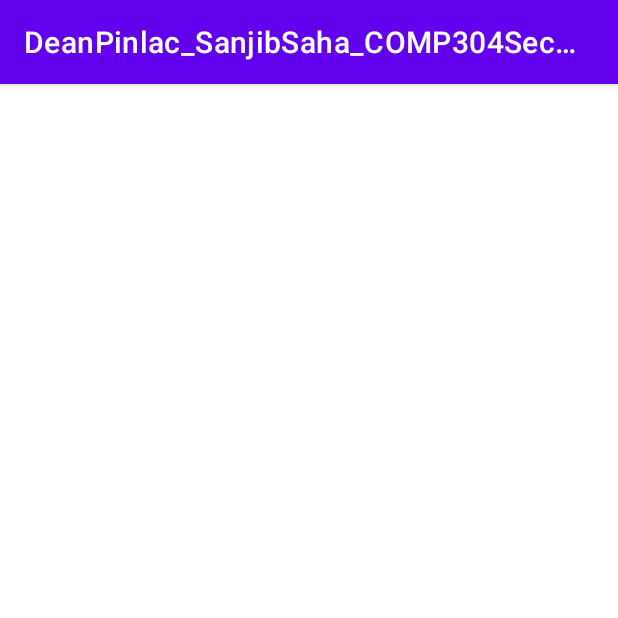
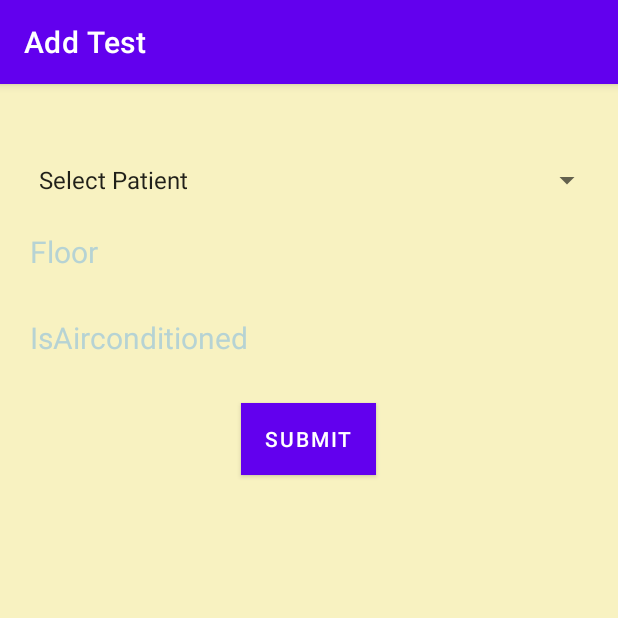
Before and after one commit to Deaniesaur/DeanPinlac_SanjibSaha_COMP304Sec002_Lab4, an Android app: the TestActivity screen opened directly, with no data from a screen before it, on a phone screen of 412 x 824 dp, the top half of it. Run offline under Robolectric (Android 15) with nearby library versions, the phone set to English and light mode, and no system bars; our stand-ins replace Room's generated code; 2 statements that could not run were skipped.

Commit message:
Work on TestAcitivity, Classroom model, classroomViewModel, and ClassroomDao)

```diff
--- a/app/src/main/java/com/centennial/deanpinlac_sanjibsaha_comp304sec002/TestActivity.java
+++ b/app/src/main/java/com/centennial/deanpinlac_sanjibsaha_comp304sec002/TestActivity.java
@@ -1,14 +1,116 @@
 package com.centennial.deanpinlac_sanjibsaha_comp304sec002;
 
+import androidx.annotation.Nullable;
 import androidx.appcompat.app.AppCompatActivity;
+import androidx.lifecycle.Observer;
 
+import android.content.Intent;
+import android.content.SharedPreferences;
 import android.os.Bundle;
+import android.view.View;
+import android.widget.ArrayAdapter;
+import android.widget.Button;
+import android.widget.EditText;
+import android.widget.Spinner;
+import android.widget.Toast;
+
+import com.centennial.deanpinlac_sanjibsaha_comp304sec002.model.Classroom;
+import com.centennial.deanpinlac_sanjibsaha_comp304sec002.model.Student;
+import com.centennial.deanpinlac_sanjibsaha_comp304sec002.viewModel.ClassroomViewModel;
+
+import java.util.ArrayList;
+import java.util.List;
 
 public class TestActivity extends AppCompatActivity {
+
+    EditText floor,isAirconditioned;
+    Button submit;
+    Spinner spin;
+    Classroom classroom;
+    ClassroomViewModel classroomViewModel;
+    ArrayList<String> par;
+    SharedPreferences sp;
+
 
     @Override
     protected void onCreate(Bundle savedInstanceState) {
         super.onCreate(savedInstanceState);
         setContentView(R.layout.activity_test);
+        setTitle("Add Test");
+        floor=findViewById(R.id.floor);
+        isAirconditioned=findViewById(R.id.isAirconditioned);
+        submit=findViewById(R.id.submit);
+        spin=findViewById(R.id.spin);
+        classroom=new Classroom();
+        sp=getSharedPreferences("shrf",MODE_PRIVATE);
+        classroomViewModel= ViewModelProviders.of(this).get(ClassroomViewModel.class);
+        par=new ArrayList<>();
+        par.add("Select Patient");
+        classroomViewModel.getAllStudent().observe(this, new Observer<List<Student>>() {
+            @Override
+            public void onChanged(@Nullable List<Student> result) {
+                par.clear();
+                par.add("Select Student");
+                for(Student person : result) {
+                    par.add(person.getStudentId()+"."+person.getFirstName());
+
+                }
+            }
+        });
+        @SuppressWarnings("unchecked")
+        ArrayAdapter ad=new ArrayAdapter(TestActivity.this,android.R.layout.simple_list_item_1,par);
+        spin.setAdapter(ad);
+
+        submit.setOnClickListener(new View.OnClickListener() {
+            @Override
+            public void onClick(View v) {
+                String val;
+                if(spin.getSelectedItemPosition()==0) {
+                    Toast.makeText(TestActivity.this, "Select the student first", Toast.LENGTH_SHORT).show();
+                }
+                if(floor.getText().toString().isEmpty())
+                {
+                    floor.setError("Floor input Required");
+                }
+                else if(floor.getText().toString().isEmpty())
+                {
+                    isAirconditioned.setError("Aircondition input Required");
+                }
+                else {
+                    val=spin.getSelectedItem().toString().substring(0,spin.getSelectedItem().toString().indexOf("."));
+                    classroom.setProfessorId(sp.getInt("pid",0));
+                    classroom.setStudentId(Integer.parseInt(val));
+                    classroom.setFloor(floor.getText().toString());
+                    classroom.setAirConditioned(isAirconditioned.getText().toString());
+
+                    classroomViewModel.insertClassroom(classroom);
+
+                    classroomViewModel.getStudentClassroomData().observe(TestActivity.this, new Observer<Integer>() {
+                        @Override
+                        public void onChanged(@Nullable Integer integer) {
+                            if(integer==1)
+                            {
+                                Toast.makeText(TestActivity.this, " Test Added Successfully", Toast.LENGTH_SHORT).show();
+                                finish();
+                            }
+                            else
+                            {
+                                Toast.makeText(TestActivity.this, "Error in Add Test", Toast.LENGTH_SHORT).show();
+                            }
+                        }
+                    });
+
+
+
+                }
+
+            }
+        });
+    }
+
+    @Override
+    public void onBackPressed() {
+        Intent i=new Intent(TestActivity.this,StudentActivity.class);
+        startActivity(i);
     }
 }
--- /dev/null
+++ b/app/src/main/res/drawable/editbg.xml
@@ -0,0 +1,11 @@
+<?xml version="1.0" encoding="utf-8"?>
+<selector xmlns:android="http://schemas.android.com/apk/res/android">
+    <!-- Background Color -->
+    <solid android:color="#ffffff" />
+
+    <!-- Border Color -->
+    <stroke android:width="1dp" android:color="#56C3F5" />
+
+    <!-- Round Corners -->
+    <corners android:radius="10dp" />
+</selector>
--- a/app/src/main/res/layout/activity_test.xml
+++ b/app/src/main/res/layout/activity_test.xml
@@ -1,9 +1,49 @@
 <?xml version="1.0" encoding="utf-8"?>
-<androidx.constraintlayout.widget.ConstraintLayout xmlns:android="http://schemas.android.com/apk/res/android"
-    xmlns:app="http://schemas.android.com/apk/res-auto"
-    xmlns:tools="http://schemas.android.com/tools"
+<LinearLayout
+xmlns:android="http://schemas.android.com/apk/res/android" xmlns:tools="http://schemas.android.com/tools" android:layout_width="match_parent"
+android:layout_height="match_parent"
+android:orientation="vertical"
+android:padding="10dp"
+android:background="#F8F2C1">
+<androidx.appcompat.widget.AppCompatSpinner
     android:layout_width="match_parent"
-    android:layout_height="match_parent"
-    tools:context=".TestActivity">
+    android:layout_height="wrap_content"
+    android:id="@+id/spin"
+    android:layout_marginTop="30dp"/>
+<EditText
+    android:layout_width="match_parent"
+    android:layout_height="wrap_content"
+    android:id="@+id/floor"
+    android:hint="@string/floor"
+    android:textSize="20sp"
+    android:background="@drawable/editbg"
+    android:padding="10dp"
+    android:textColorHint="@color/colorPrimary"
+    android:importantForAutofill="no"
+    android:inputType=""
+    tools:targetApi="o"/>
 
-</androidx.constraintlayout.widget.ConstraintLayout>
+<EditText
+    android:layout_width="match_parent"
+    android:layout_height="wrap_content"
+    android:id="@+id/isAirconditioned"
+    android:hint="@string/isAirconditioned"
+    android:background="@drawable/editbg"
+    android:padding="10dp"
+    android:layout_marginTop="10dp"
+    android:textColorHint="@color/colorPrimary"
+    android:textSize="20sp"
+    android:inputType=""
+    android:autofillHints=""
+    tools:targetApi="o"/>
+<Button
+    android:layout_width="wrap_content"
+    android:layout_height="wrap_content"
+    android:layout_gravity="center"
+    android:text="@string/submit"
+    android:id="@+id/submit"
+    android:background="@color/colorPrimary"
+    android:textColor="@android:color/white"
+    android:layout_marginTop="20sp"/>
+
+</LinearLayout>
--- a/app/src/main/res/values/colors.xml
+++ b/app/src/main/res/values/colors.xml
@@ -7,4 +7,8 @@
     <color name="teal_700">#FF018786</color>
     <color name="black">#FF000000</color>
     <color name="white">#FFFFFFFF</color>
+    <color name="colorPrimary">#b6d3d4</color>
+    <color name="colorPrimaryDark">#0575A7</color>
+    <color name="colorAccent">#D81B60</color>
+
 </resources>
--- a/app/src/main/res/values/strings.xml
+++ b/app/src/main/res/values/strings.xml
@@ -1,3 +1,6 @@
 <resources>
     <string name="app_name">DeanPinlac_SanjibSaha_COMP304Sec002</string>
+    <string name="floor">Floor</string>
+    <string name="isAirconditioned">IsAirconditioned</string>
+    <string name="submit">submit</string>
 </resources>
```
Also changed, not shown: app/src/main/java/com/centennial/deanpinlac_sanjibsaha_comp304sec002/dao/ClassroomDao.java (added, +24 -0 lines), app/src/main/java/com/centennial/deanpinlac_sanjibsaha_comp304sec002/repository/ClassroomRepository.java (added, +58 -0 lines), app/src/main/java/com/centennial/deanpinlac_sanjibsaha_comp304sec002/viewModel/ClassroomViewModel.java (added, +41 -0 lines).
